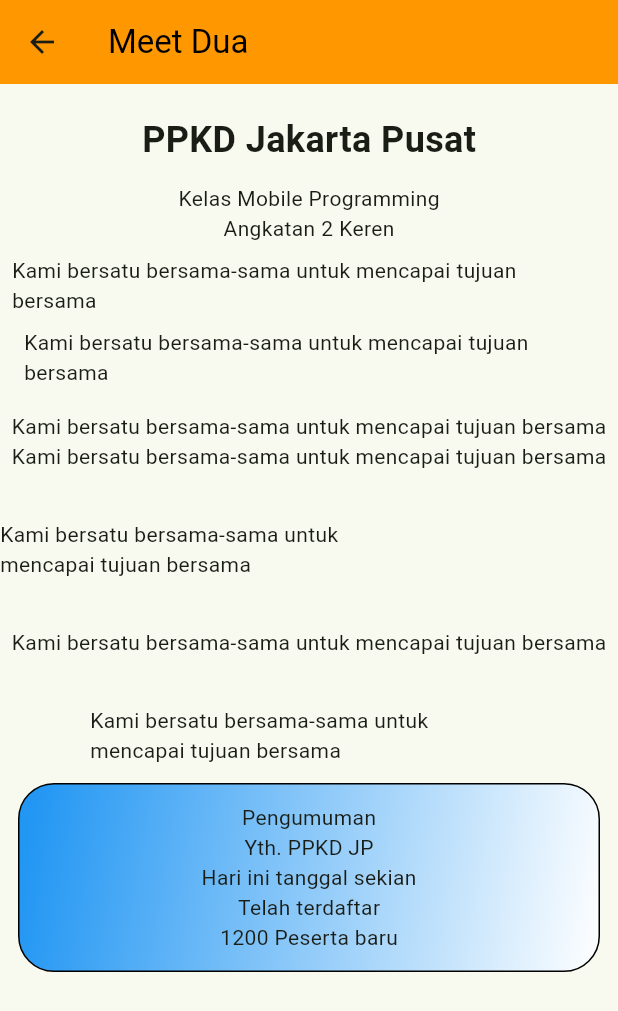
After one commit to fadillahabi/belajar_flutter, a Flutter app: the MeetDua screen opened directly, on a phone screen of 412 x 824 dp. The commit adds this screen. Shown: the top 1011 px of the screen. Run offline on Flutter 3.47's test engine with Material 3 defaults, Android fonts, the phone set to English and light mode, and no system bars.

Commit message:
Tugas 1 Flutter : Done

```diff
--- a/projectFlutter/belajar flutter/ppkd_flutter/lib/main.dart
+++ b/projectFlutter/belajar flutter/ppkd_flutter/lib/main.dart
@@ -1,7 +1,7 @@
 import 'package:flutter/material.dart';
+// import 'package:ppkd_flutter/meet_2/meet_2.dart';
 // import 'package:ppkd_flutter/meet_1/meet.dart';
 import 'package:ppkd_flutter/tugas_1_flutter.dart';
-// import 'package:ppkd_flutter/tugas_1_flutter.dart';
 
 void main() {
   runApp(const MyApp());
--- /dev/null
+++ b/projectFlutter/belajar flutter/ppkd_flutter/lib/meet_2/meet_2.dart
@@ -0,0 +1,122 @@
+import 'package:flutter/material.dart';
+
+class MeetDua extends StatelessWidget {
+  const MeetDua({super.key});
+
+  @override
+  Widget build(BuildContext context) {
+    return Scaffold(
+      appBar: AppBar(backgroundColor: Colors.orange[500], title: Text("Meet Dua", style: TextStyle(color: Colors.black),)),
+      body: Column(
+        children: [
+          //Materi SizedBox
+          SizedBox(height: 20),
+          Row(
+            mainAxisAlignment: MainAxisAlignment.center,
+            children: [
+              Text(
+                "PPKD Jakarta Pusat",
+                style: TextStyle(fontSize: 24, fontWeight: FontWeight.w700),
+              ),
+            ],
+          ),
+          SizedBox(height: 12),
+          Row(
+            mainAxisAlignment: MainAxisAlignment.center,
+
+            children: [Text("Kelas Mobile Programming")],
+          ),
+          Row(
+            mainAxisAlignment: MainAxisAlignment.center,
+            children: [Text("Angkatan 2"), SizedBox(width: 4), Text("Keren")],
+          ),
+
+          //Materi Padding
+          Padding(
+            padding: const EdgeInsets.all(
+              8.0,
+            ), //Padding all, bingkai untuk semua arah
+            child: Text(
+              "Kami bersatu bersama-sama untuk mencapai tujuan bersama",
+            ),
+          ),
+          Padding(
+            padding: const EdgeInsets.only(left: 16), //Padding only left
+            child: Text(
+              "Kami bersatu bersama-sama untuk mencapai tujuan bersama",
+            ),
+          ),
+
+          Padding(
+            padding: const EdgeInsets.only(top: 16), //Padding only left
+            child: Text(
+              "Kami bersatu bersama-sama untuk mencapai tujuan bersama",
+            ),
+          ),
+          Padding(
+            padding: const EdgeInsets.only(bottom: 32), //Padding only left
+            child: Text(
+              "Kami bersatu bersama-sama untuk mencapai tujuan bersama",
+            ),
+          ),
+          Padding(
+            padding: const EdgeInsets.only(right: 120), //Padding only left
+            child: Text(
+              "Kami bersatu bersama-sama untuk mencapai tujuan bersama",
+            ),
+          ),
+          Padding(
+            padding: const EdgeInsets.symmetric(
+              vertical: 32,
+            ), //Padding only left
+            child: Text(
+              "Kami bersatu bersama-sama untuk mencapai tujuan bersama",
+            ),
+          ),
+          Padding(
+            padding: const EdgeInsets.symmetric(
+              horizontal: 60,
+            ), //Padding only left
+            child: Text(
+              "Kami bersatu bersama-sama untuk mencapai tujuan bersama",
+            ),
+          ),
+
+          //Materi Container
+          Container(
+            // height: 40,
+            padding: const EdgeInsets.all(12.0), // Bingkai child
+            margin: EdgeInsets.all(12), // Bingkai luar
+            width: double.infinity,
+            // color: Colors.blueAccent, //Jangan letakkan ini di luar BoxDecoration jika menggunakan BoxDecoration
+            decoration: BoxDecoration(
+              color: Colors.blueAccent, // Memberikan warna untuk container
+              borderRadius: BorderRadius.all(
+                Radius.circular(24),
+              ), // Membuat radius dibagian luar
+              border: Border.all(), // Untuk menampilkan border diluar
+              // shape: BoxShape.circle,
+              gradient: LinearGradient(
+                colors: [Colors.blue, Colors.white],
+                begin: Alignment.centerLeft,
+                end: Alignment.bottomRight,
+
+                // transform: G
+                // tileMode: TileMode.repeated,
+              ),
+            ),
+            child: Column(
+              children: [
+                Text("Pengumuman"),
+                Text("Yth. PPKD JP"),
+                Text("Hari ini tanggal sekian"),
+                Text("Telah terdaftar"),
+                Text("1200 Peserta baru"),
+              ],
+            ),
+          ),
+        ],
+      ),
+    );
+  }
+}
```
